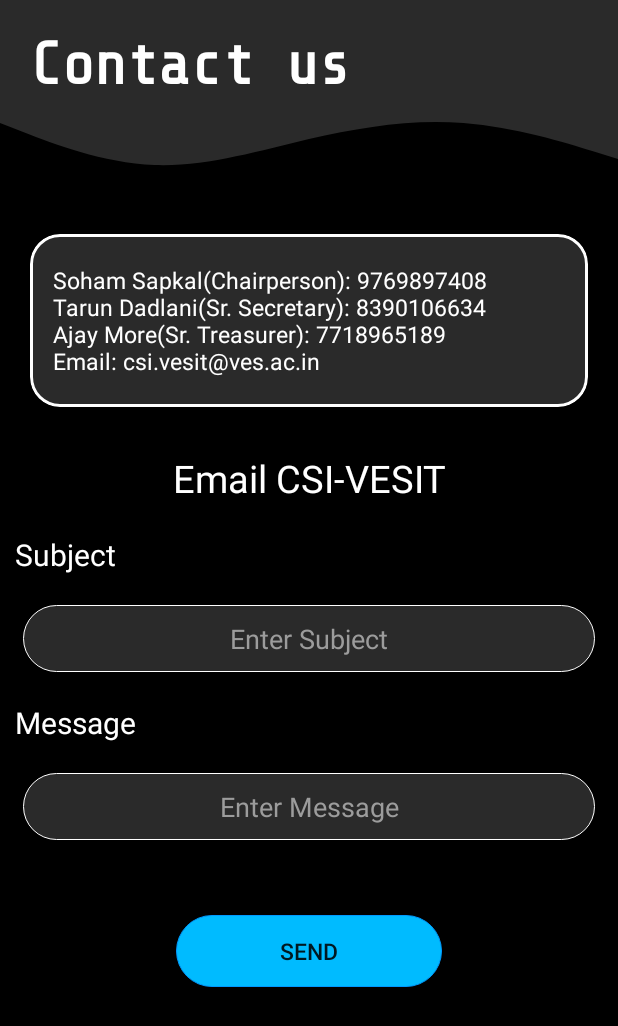
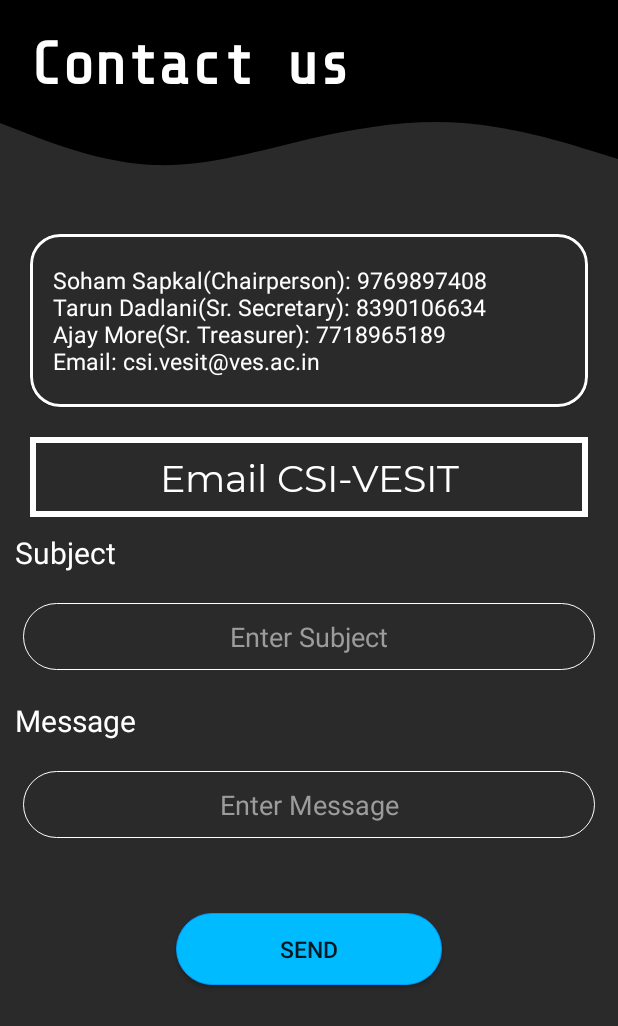
Before and after one commit to vedantsawant/CSI_App, an Android app: the ContactActivity screen opened directly, with no data from a screen before it, on a phone screen of 412 x 824 dp. Shown: the top 1026 px of the screen. Run offline under Robolectric (Android 15) with nearby library versions, the phone set to English and light mode, and no system bars; Roboto replaces fonts that are not available here.

Commit message:
fixed bugs

```diff
--- a/app/src/main/res/layout/contact_fragment.xml
+++ b/app/src/main/res/layout/contact_fragment.xml
@@ -4,20 +4,20 @@
     android:layout_height="match_parent"
     xmlns:tools="http://schemas.android.com/tools"
     xmlns:app="http://schemas.android.com/apk/res-auto"
-    android:background="@color/black"
+    android:background="@color/grey"
     android:orientation="vertical"
     tools:context=".ContactActivity">
  <ScrollView
     android:layout_width="match_parent"
     android:layout_height="match_parent"
-     android:background="@color/black">
+     android:background="@color/grey">
      <LinearLayout
          android:layout_width="match_parent"
          android:layout_height="wrap_content"
          android:paddingBottom="20dp"
          android:orientation="vertical">
          <TextView
-             android:background="@color/grey"
+             android:background="@color/black"
              android:layout_width="match_parent"
              android:layout_height="wrap_content"
              android:layout_gravity="center_horizontal"
@@ -34,7 +34,7 @@
              android:layout_height="80dp"
              android:layout_gravity="center_horizontal"
              android:fontFamily="@font/share_tech_mono"
-             android:background="@drawable/ic_wave2_grey"
+             android:background="@drawable/ic_wave2"
              android:text=" " />
          <com.google.android.material.card.MaterialCardView
              android:layout_width="match_parent"
@@ -45,7 +45,7 @@
              app:cardCornerRadius="20dp"
              app:strokeColor="@color/white"
              app:strokeWidth="2dp"
-             app:cardBackgroundColor="@color/grey">
+             app:cardBackgroundColor="@color/white">
          <LinearLayout
              android:layout_width="match_parent"
              android:layout_height="match_parent"
@@ -69,12 +69,15 @@
          <TextView
              android:id="@+id/headingtext"
              android:layout_width="match_parent"
+             android:layout_marginHorizontal="20dp"
              android:layout_height="wrap_content"
              android:layout_below="@id/contactinfo"
              android:layout_marginTop="10dp"
              android:gravity="center_horizontal"
              android:padding="10dp"
              android:text="@string/emailcsi"
+             android:background="@drawable/spash_box"
+             android:fontFamily="@font/montserrat_regular"
              android:textAppearance="@style/TextAppearance.AppCompat.Large"
              android:textColor="@color/white"
              android:textSize="25dp" />
```
